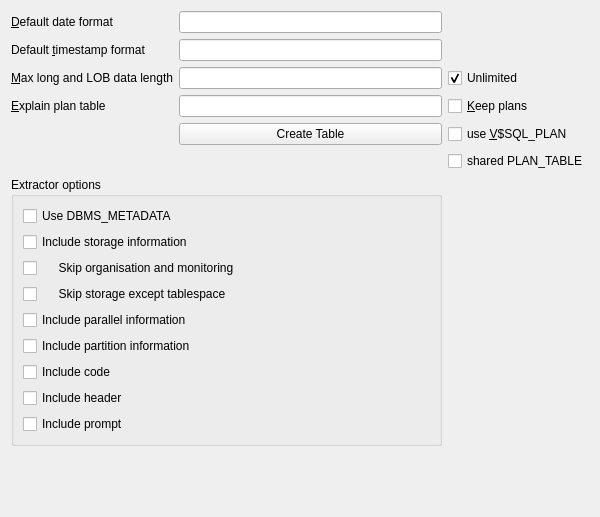
The window that src/connection/tooraclesettingui.ui (tora-tool/tora) describes before a commit, drawn with Qt 5.
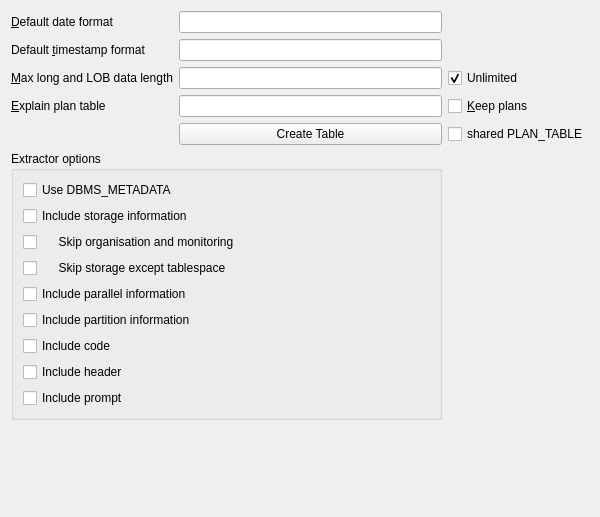
The same window after the commit.

Commit message: unused config option removed

Diff of the .ui file:
```diff
--- a/src/connection/tooraclesettingui.ui
+++ b/src/connection/tooraclesettingui.ui
@@ -74,16 +74,6 @@
      </property>
     </widget>
    </item>
-   <item row="4" column="2">
-    <widget class="QCheckBox" name="VSqlPlansBool">
-     <property name="toolTip">
-      <string>Use V$SQL_PLAN when possible.</string>
-     </property>
-     <property name="text">
-      <string>use &amp;V$SQL_PLAN</string>
-     </property>
-    </widget>
-   </item>
    <item row="3" column="0">
     <widget class="QLabel" name="TextLabel6_3">
      <property name="toolTip">
@@ -100,19 +90,6 @@
      </property>
     </widget>
    </item>
-   <item row="5" column="2">
-    <widget class="QCheckBox" name="SharedPlanBool">
-     <property name="enabled">
-      <bool>true</bool>
-     </property>
-     <property name="text">
-      <string>shared PLAN_TABLE</string>
-     </property>
-     <property name="checked">
-      <bool>false</bool>
-     </property>
-    </widget>
-   </item>
    <item row="3" column="2">
     <widget class="QCheckBox" name="KeepPlansBool">
      <property name="toolTip">
@@ -249,6 +226,19 @@
      </property>
     </spacer>
    </item>
+   <item row="4" column="2">
+    <widget class="QCheckBox" name="SharedPlanBool">
+     <property name="enabled">
+      <bool>true</bool>
+     </property>
+     <property name="text">
+      <string>shared PLAN_TABLE</string>
+     </property>
+     <property name="checked">
+      <bool>false</bool>
+     </property>
+    </widget>
+   </item>
   </layout>
  </widget>
  <tabstops>
```
Left out of the diff: 1 changed line with no effect on the pictures. The commit also changes 2 other files.
